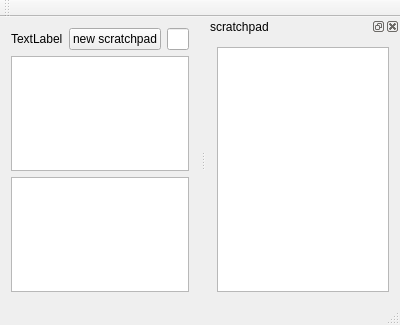
The window that scratchpad.ui (stoyan-shopov/scratchpad) describes before a commit, drawn with Qt 5.
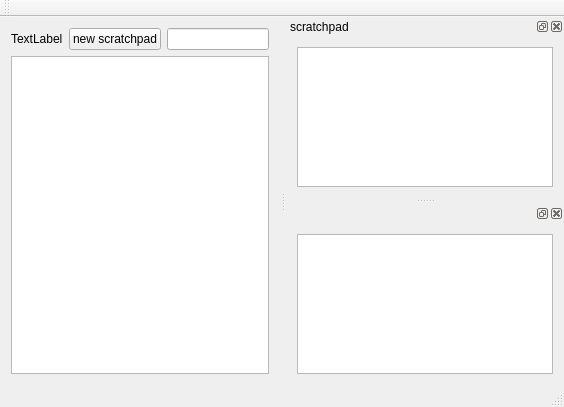
The same window after the commit.

Patch:
```diff
--- a/scratchpad.ui
+++ b/scratchpad.ui
@@ -6,8 +6,8 @@
    <rect>
     <x>0</x>
     <y>0</y>
-    <width>400</width>
-    <height>325</height>
+    <width>564</width>
+    <height>407</height>
    </rect>
   </property>
   <property name="windowTitle">
@@ -39,9 +39,6 @@
     <item>
      <widget class="QPlainTextEdit" name="plainTextEditSforth"/>
     </item>
-    <item>
-     <widget class="QTreeView" name="treeView"/>
-    </item>
    </layout>
   </widget>
   <widget class="QMenuBar" name="menuBar">
@@ -78,6 +75,18 @@
     </layout>
    </widget>
   </widget>
+  <widget class="QDockWidget" name="dockWidgetFileSystem">
+   <attribute name="dockWidgetArea">
+    <number>2</number>
+   </attribute>
+   <widget class="QWidget" name="dockWidgetContents_2">
+    <layout class="QVBoxLayout" name="verticalLayout_3">
+     <item>
+      <widget class="QTreeView" name="treeViewFileSystem"/>
+     </item>
+    </layout>
+   </widget>
+  </widget>
  </widget>
  <layoutdefault spacing="6" margin="11"/>
  <resources/>
```
Left out of the diff: 2 changed lines with no effect on the pictures.
